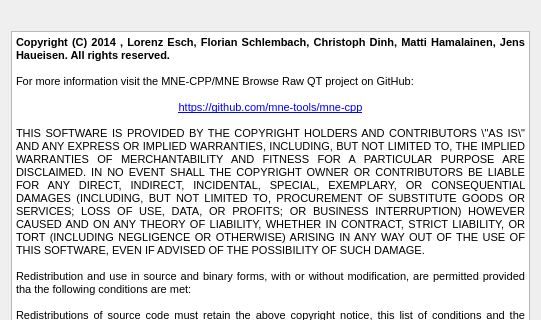
Qt form applications/mne_browse/Windows/aboutwindow.ui (mne-tools/mne-cpp) before a commit; both pictures show x 0 to 541 and y 0 to 320 of the 541 by 708 pixel window.
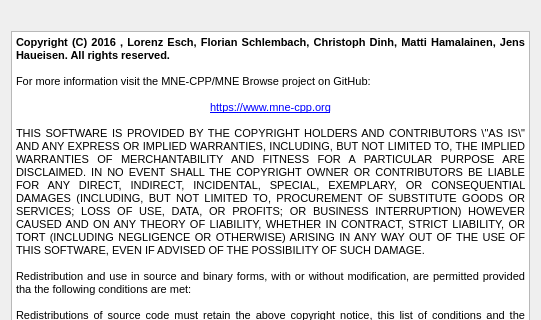
The same form after that commit. Icons and pictures are not drawn.

The edit to the form file:
```diff
--- a/applications/mne_browse/Windows/aboutwindow.ui
+++ b/applications/mne_browse/Windows/aboutwindow.ui
@@ -70,11 +70,11 @@
 &lt;html&gt;&lt;head&gt;&lt;meta name=&quot;qrichtext&quot; content=&quot;1&quot; /&gt;&lt;style type=&quot;text/css&quot;&gt;
 p, li { white-space: pre-wrap; }
 &lt;/style&gt;&lt;/head&gt;&lt;body style=&quot; font-family:'MS Shell Dlg 2'; font-size:8.25pt; font-weight:400; font-style:normal;&quot;&gt;
-&lt;p align=&quot;justify&quot; style=&quot; margin-top:0px; margin-bottom:0px; margin-left:0px; margin-right:0px; -qt-block-indent:0; text-indent:0px;&quot;&gt;&lt;span style=&quot; font-size:8pt; font-weight:600;&quot;&gt;Copyright (C) 2014 , Lorenz Esch, Florian Schlembach, Christoph Dinh, Matti Hamalainen, Jens Haueisen. All rights reserved.&lt;/span&gt;&lt;/p&gt;
+&lt;p align=&quot;justify&quot; style=&quot; margin-top:0px; margin-bottom:0px; margin-left:0px; margin-right:0px; -qt-block-indent:0; text-indent:0px;&quot;&gt;&lt;span style=&quot; font-size:8pt; font-weight:600;&quot;&gt;Copyright (C) 2016 , Lorenz Esch, Florian Schlembach, Christoph Dinh, Matti Hamalainen, Jens Haueisen. All rights reserved.&lt;/span&gt;&lt;/p&gt;
 &lt;p align=&quot;justify&quot; style=&quot;-qt-paragraph-type:empty; margin-top:0px; margin-bottom:0px; margin-left:0px; margin-right:0px; -qt-block-indent:0; text-indent:0px; font-size:8pt;&quot;&gt;&lt;br /&gt;&lt;/p&gt;
-&lt;p align=&quot;justify&quot; style=&quot; margin-top:0px; margin-bottom:0px; margin-left:0px; margin-right:0px; -qt-block-indent:0; text-indent:0px;&quot;&gt;&lt;span style=&quot; font-size:8pt;&quot;&gt;For more information visit the MNE-CPP/MNE Browse Raw QT project on GitHub:&lt;/span&gt;&lt;/p&gt;
+&lt;p align=&quot;justify&quot; style=&quot; margin-top:0px; margin-bottom:0px; margin-left:0px; margin-right:0px; -qt-block-indent:0; text-indent:0px;&quot;&gt;&lt;span style=&quot; font-size:8pt;&quot;&gt;For more information visit the MNE-CPP/MNE Browse project on GitHub:&lt;/span&gt;&lt;/p&gt;
 &lt;p align=&quot;justify&quot; style=&quot;-qt-paragraph-type:empty; margin-top:0px; margin-bottom:0px; margin-left:0px; margin-right:0px; -qt-block-indent:0; text-indent:0px; font-size:8pt;&quot;&gt;&lt;br /&gt;&lt;/p&gt;
-&lt;p align=&quot;center&quot; style=&quot; margin-top:0px; margin-bottom:0px; margin-left:0px; margin-right:0px; -qt-block-indent:0; text-indent:0px;&quot;&gt;&lt;a href=&quot;https://github.com/mne-tools/mne-cpp&quot;&gt;&lt;span style=&quot; font-size:8pt; text-decoration: underline; color:#0000ff;&quot;&gt;https://github.com/mne-tools/mne-cpp&lt;/span&gt;&lt;/a&gt;&lt;/p&gt;
+&lt;p align=&quot;center&quot; style=&quot; margin-top:0px; margin-bottom:0px; margin-left:0px; margin-right:0px; -qt-block-indent:0; text-indent:0px;&quot;&gt;&lt;a href=&quot;https://www.mne-cpp.org&quot;&gt;&lt;span style=&quot; font-size:8pt; text-decoration: underline; color:#0000ff;&quot;&gt;https://www.mne-cpp.org&lt;/span&gt;&lt;/a&gt;&lt;/p&gt;
 &lt;p align=&quot;justify&quot; style=&quot;-qt-paragraph-type:empty; margin-top:0px; margin-bottom:0px; margin-left:0px; margin-right:0px; -qt-block-indent:0; text-indent:0px; font-size:8pt;&quot;&gt;&lt;br /&gt;&lt;/p&gt;
 &lt;p align=&quot;justify&quot; style=&quot; margin-top:0px; margin-bottom:0px; margin-left:0px; margin-right:0px; -qt-block-indent:0; text-indent:0px;&quot;&gt;&lt;span style=&quot; font-size:8pt;&quot;&gt;THIS SOFTWARE IS PROVIDED BY THE COPYRIGHT HOLDERS AND CONTRIBUTORS \&amp;quot;AS IS\&amp;quot; AND ANY EXPRESS OR IMPLIED WARRANTIES, INCLUDING, BUT NOT LIMITED TO, THE IMPLIED WARRANTIES OF MERCHANTABILITY AND FITNESS FOR A PARTICULAR PURPOSE ARE DISCLAIMED. IN NO EVENT SHALL THE COPYRIGHT OWNER OR CONTRIBUTORS BE LIABLE FOR ANY DIRECT, INDIRECT, INCIDENTAL, SPECIAL, EXEMPLARY, OR CONSEQUENTIAL DAMAGES (INCLUDING, BUT NOT LIMITED TO, PROCUREMENT OF SUBSTITUTE GOODS OR SERVICES; LOSS OF USE, DATA, OR PROFITS; OR BUSINESS INTERRUPTION) HOWEVER CAUSED AND ON ANY THEORY OF LIABILITY, WHETHER IN CONTRACT, STRICT LIABILITY, OR TORT (INCLUDING NEGLIGENCE OR OTHERWISE) ARISING IN ANY WAY OUT OF THE USE OF THIS SOFTWARE, EVEN IF ADVISED OF THE POSSIBILITY OF SUCH DAMAGE.&lt;/span&gt;&lt;/p&gt;
 &lt;p align=&quot;justify&quot; style=&quot;-qt-paragraph-type:empty; margin-top:0px; margin-bottom:0px; margin-left:0px; margin-right:0px; -qt-block-indent:0; text-indent:0px; font-size:8pt;&quot;&gt;&lt;br /&gt;&lt;/p&gt;
```
